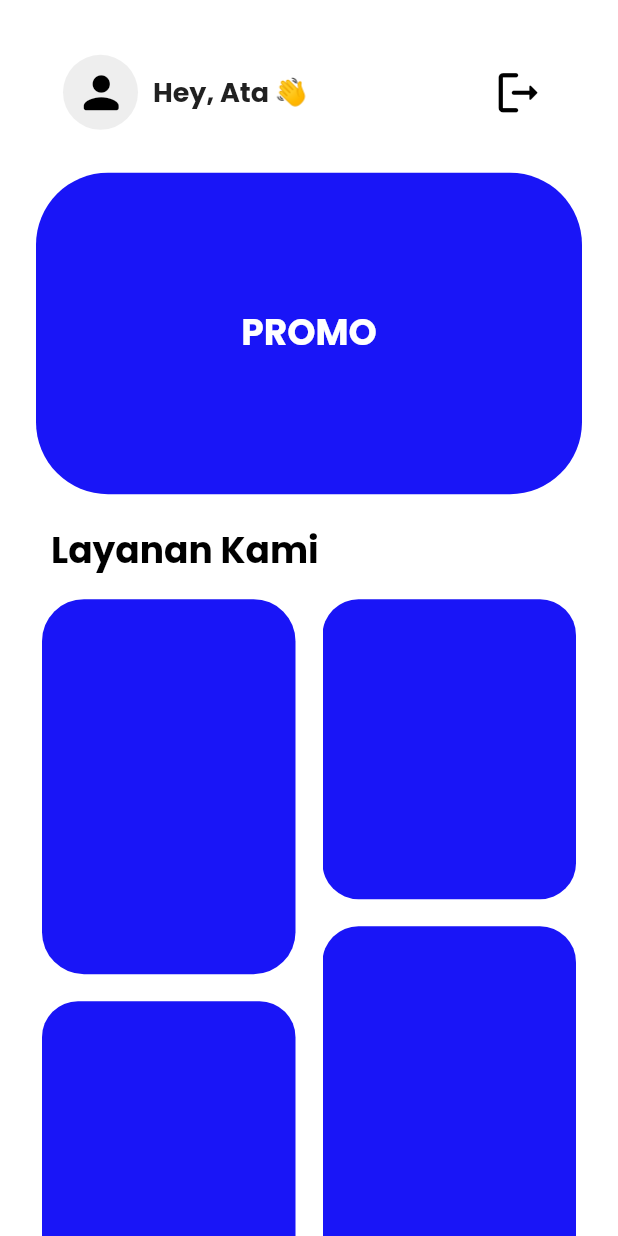
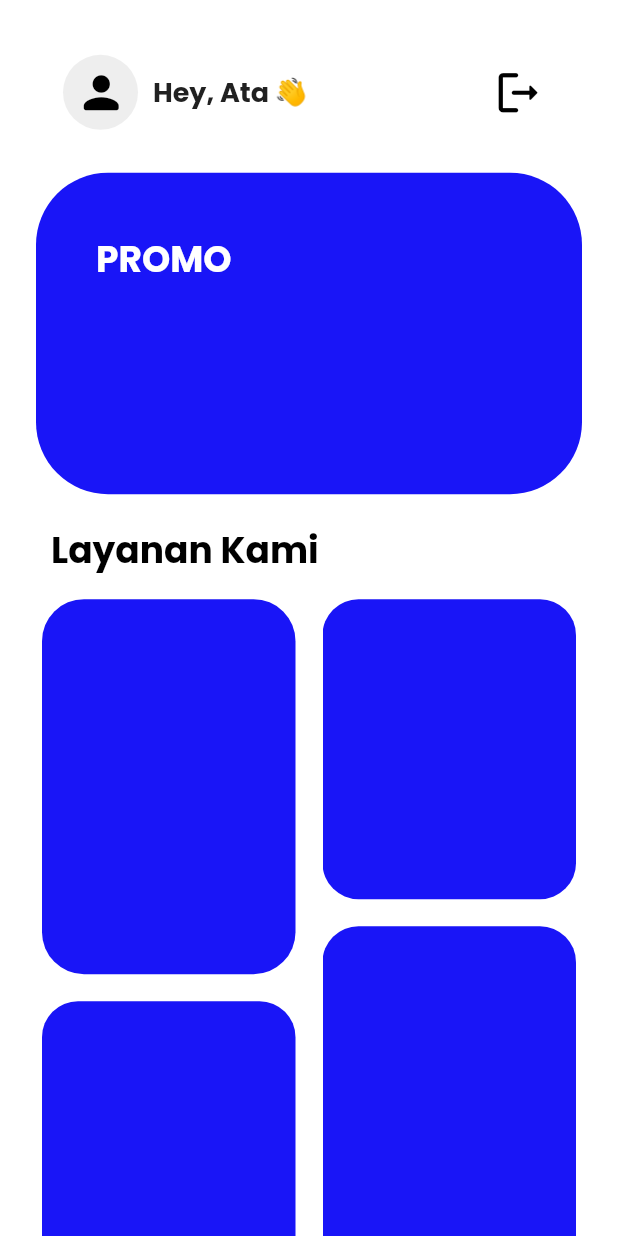
Before and after one commit to lugata/mosiga_user, a Flutter app: the HomeScreen screen opened directly, on a phone screen of 412 x 824 dp. Run offline on Flutter 3.47's test engine with Material 2 defaults, Android fonts, the phone set to English and light mode, and no system bars; our stand-ins replace email_validator, firebase_auth, firebase_core, firebase_database, flutter_svg, fluttertoast; accounts and stored records are empty.

```diff
--- a/lib/screens/home_screen.dart
+++ b/lib/screens/home_screen.dart
@@ -1,4 +1,5 @@
 import 'package:flutter/material.dart';
+import 'package:mosiga_users/screens/profile_screen.dart';
 import '../global/global.dart';
 import '../theme/theme.dart';
 import 'login_screen.dart';
@@ -134,7 +135,9 @@ class _HomeScreenState extends State<HomeScreen> {
                                         : primary,
                                     borderRadius: BorderRadius.circular(48),
                                   ),
-                                  child: Center(
+                                  child: Padding(
+                                    padding:
+                                        EdgeInsets.fromLTRB(40, 40, 10, 40),
                                     child: Text(
                                       "PROMO",
                                       style: TextStyle(
@@ -201,7 +204,8 @@ class _HomeScreenState extends State<HomeScreen> {
                                     crossAxisAlignment:
                                         CrossAxisAlignment.stretch,
                                     children: [
-                                      Container(
+                                      GestureDetector(
+                                        child: Container(
                                           width: 100,
                                           height: 250,
                                           decoration: BoxDecoration(
@@ -211,6 +215,13 @@ class _HomeScreenState extends State<HomeScreen> {
                                             borderRadius:
                                                 BorderRadius.circular(28),
                                             shape: BoxShape.rectangle,
+                                          ),
+                                        ),
+                                        onTap: () => Navigator.push(
+                                          context,
+                                          MaterialPageRoute(
+                                              builder: (context) =>
+                                                  const ProfileScreen()),
                                         ),
                                       ),
                                       const SizedBox(height: 18),
```
Also changed, not shown: lib/screens/chat_screen.dart (+9 -1 lines), lib/screens/history_screen.dart (+9 -1 lines), lib/screens/profile_screen.dart (+9 -1 lines). Lines whose indentation alone changed are shown as unchanged.
